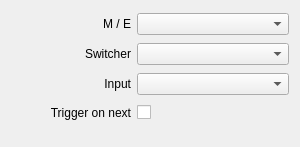
Old version of the form src/Widgets/Inspector/Atem/InspectorAtemInputWidget.ui in the repository CasparCG/client.
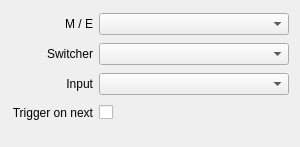
New version of the form.

Commit message: Remove minimumSize constraint from labels

Diff of the .ui file:
```diff
--- a/src/Widgets/Inspector/Atem/InspectorAtemInputWidget.ui
+++ b/src/Widgets/Inspector/Atem/InspectorAtemInputWidget.ui
@@ -32,12 +32,6 @@
    </item>
    <item row="0" column="0">
     <widget class="QLabel" name="labelMixerStep">
-     <property name="minimumSize">
-      <size>
-       <width>120</width>
-       <height>0</height>
-      </size>
-     </property>
      <property name="text">
       <string>M / E</string>
      </property>
@@ -48,12 +42,6 @@
    </item>
    <item row="2" column="0">
     <widget class="QLabel" name="labelInput">
-     <property name="minimumSize">
-      <size>
-       <width>120</width>
-       <height>0</height>
-      </size>
-     </property>
      <property name="text">
       <string>Input</string>
      </property>
@@ -101,12 +89,6 @@
    </item>
    <item row="1" column="0">
     <widget class="QLabel" name="labelSwitcher">
-     <property name="minimumSize">
-      <size>
-       <width>120</width>
-       <height>0</height>
-      </size>
-     </property>
      <property name="text">
       <string>Switcher</string>
      </property>
@@ -117,12 +99,6 @@
    </item>
    <item row="3" column="0">
     <widget class="QLabel" name="labelTriggerOnNext">
-     <property name="minimumSize">
-      <size>
-       <width>120</width>
-       <height>0</height>
-      </size>
-     </property>
      <property name="text">
       <string>Trigger on next</string>
      </property>
```
The commit also changes 53 other files.
